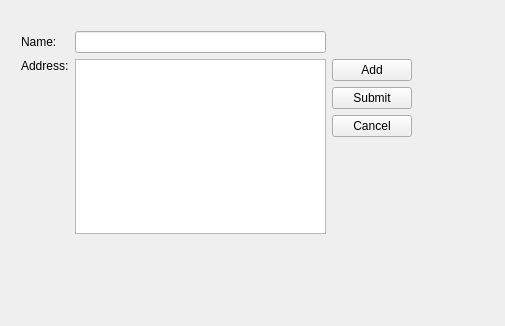
The window that doc/examples/addressbook-sdk/part3/addressbook.ui (qt-creator/qt-creator) describes before a commit, drawn with Qt 5.
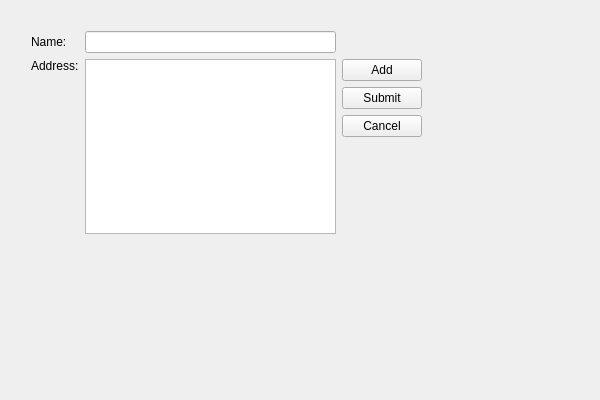
The same window after the commit.

Patch:
```diff
--- a/doc/examples/addressbook-sdk/part3/addressbook.ui
+++ b/doc/examples/addressbook-sdk/part3/addressbook.ui
@@ -6,8 +6,8 @@
    <rect>
     <x>0</x>
     <y>0</y>
-    <width>505</width>
-    <height>326</height>
+    <width>600</width>
+    <height>400</height>
    </rect>
   </property>
   <property name="windowTitle">
@@ -16,7 +16,7 @@
   <widget class="QWidget" name="layoutWidget">
    <property name="geometry">
     <rect>
-     <x>10</x>
+     <x>20</x>
      <y>20</y>
      <width>413</width>
      <height>225</height>
```
Left out of the diff: 6 changed lines with no effect on the pictures.
